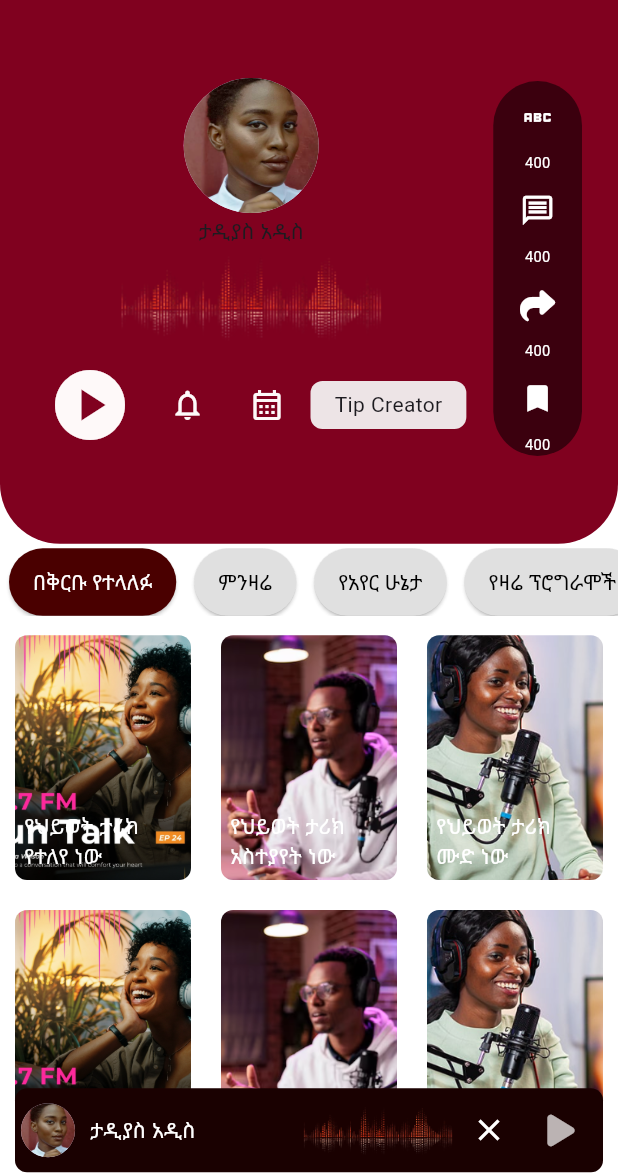
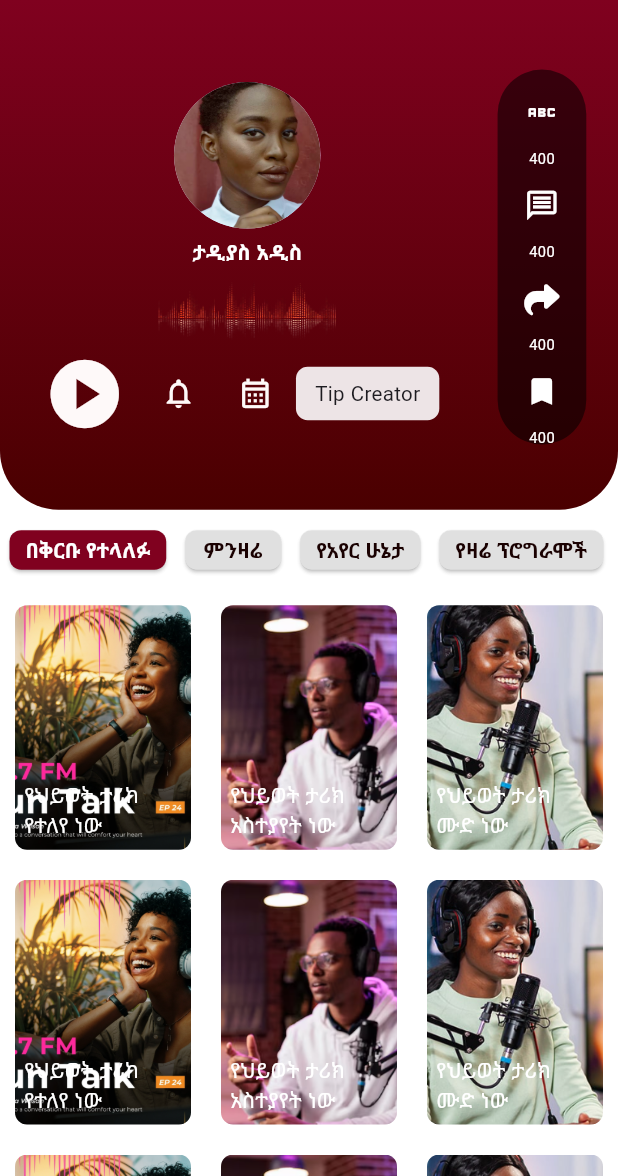
Before and after one commit to nathnael19/fm_radio, a Flutter app: the screen it shows after launch, on a phone screen of 412 x 824 dp, the part 60-1236 px from its top. Run offline on Flutter 3.47's test engine with Material 3 defaults, Android fonts, the phone set to English and light mode, and no system bars; our stand-ins replace flutter_screenutil, font_awesome_flutter, google_fonts, smooth_page_indicator.

Commit message:
making the live page responsive

```diff
--- a/lib/Home/components/live_page.dart
+++ b/lib/Home/components/live_page.dart
@@ -4,6 +4,7 @@ import 'package:ethio_fm_radio/Home/components/live_tabbar.dart';
 import 'package:ethio_fm_radio/Home/components/overlay_play.dart';
 import 'package:ethio_fm_radio/Home/components/side_contaier.dart';
 import 'package:flutter/material.dart';
+import 'package:flutter_screenutil/flutter_screenutil.dart';
 
 class LivePage extends StatefulWidget {
   final double mobileHeight;
@@ -21,72 +22,36 @@ class LivePage extends StatefulWidget {
 class _LivePageState extends State<LivePage> {
   @override
   Widget build(BuildContext context) {
-    return Stack(
-      alignment: Alignment.bottomCenter,
-      children: [
-        Column(
+    return Column(
       children: [
         Container(
-              width: widget.mobileWidth,
-              height: widget.mobileHeight * 0.44,
-              decoration: const BoxDecoration(
+          width: 390.w,
+          height: 348.h,
+          decoration: BoxDecoration(
             gradient: LinearGradient(
               begin: Alignment.topCenter,
-                  stops: [1, 8],
               end: Alignment.bottomCenter,
               colors: [Color(0xff80011F), Color(0xff4A0000)],
             ),
+
             borderRadius: BorderRadius.only(
-                  bottomLeft: Radius.circular(40),
-                  bottomRight: Radius.circular(40),
+              bottomLeft: Radius.circular(40.r),
+              bottomRight: Radius.circular(40.r),
             ),
           ),
-              child: Column(
-                children: [
-                  Container(
-                    margin: const EdgeInsets.symmetric(
-                      horizontal: 24,
-                      vertical: 12,
+          child: Container(
+            margin: EdgeInsets.only(
+              left: 20.w,
+              right: 20.w,
+              bottom: 9.h,
+              top: 12.h,
             ),
-                  ),
-                  Container(
-                    margin: const EdgeInsets.only(
-                      left: 24,
-                      right: 24,
-                      bottom: 9,
-                    ),
-                    height: 310,
+            height: 288.h,
+            width: 344.w,
             child: Row(
               mainAxisAlignment: MainAxisAlignment.spaceBetween,
-                      children: [
-                        Container(
-                          height: 270,
-                          margin: const EdgeInsets.only(right: 6, top: 16),
-                          child: Column(
-                            crossAxisAlignment: CrossAxisAlignment.center,
-                            children: [
-                              const CircleAvatar(
-                                radius: 45,
-                                backgroundImage: AssetImage(
-                                  "assets/images/girl.png",
+              children: [LeftContainer(), SideContainer()],
             ),
-                              ),
-                              const SizedBox(height: 2),
-                              const Text("ታዲያስ አዲስ"),
-                              const SizedBox(height: 4),
-                              Image.asset("assets/images/soundwave.png"),
-                              const SizedBox(height: 6),
-                              LivePlayButtons(),
-                            ],
-                          ),
-                        ),
-
-                        ///
-                        const SideContainer(),
-                      ],
-                    ),
-                  ),
-                ],
           ),
         ),
         // Wrap LiveTabBars with Expanded to avoid layout errors
@@ -99,12 +64,45 @@ class _LivePageState extends State<LivePage> {
           ),
         ),
       ],
-        ),
-        const OverlayPlay(
-          imageUrl: "assets/images/girl.png",
-          title: "ታዲያስ አዲስ",
-        ),
-      ],
     );
   }
 }
+
+class LeftContainer extends StatelessWidget {
+  const LeftContainer({super.key});
+
+  @override
+  Widget build(BuildContext context) {
+    return Container(
+      height: 256.h,
+      width: 272.w,
+      margin: EdgeInsets.only(right: 16.w, top: 10.h),
+      child: Column(
+        crossAxisAlignment: CrossAxisAlignment.center,
+        mainAxisAlignment: MainAxisAlignment.center,
+        children: [
+          CircleAvatar(
+            radius: 50.r,
+            backgroundImage: AssetImage("assets/images/girl.png"),
+          ),
+          SizedBox(height: 6.h),
+          Text(
+            "ታዲያስ አዲስ",
+            style: TextStyle(
+              fontWeight: FontWeight.w600,
+              color: Colors.white,
+              fontSize: 14.sp,
+            ),
+          ),
+          SizedBox(height: 8.h),
+          Image.asset(
+            "assets/images/soundwave.png",
+            width: 123.w,
+            height: 42.h,
+          ),
+          LivePlayButtons(),
+        ],
+      ),
+    );
+  }
+}
--- a/lib/Home/components/live_play_buttons.dart
+++ b/lib/Home/components/live_play_buttons.dart
@@ -1,4 +1,5 @@
 import 'package:flutter/material.dart';
+import 'package:flutter_screenutil/flutter_screenutil.dart';
 
 class LivePlayButtons extends StatelessWidget {
   const LivePlayButtons({super.key});
@@ -9,39 +10,39 @@ class LivePlayButtons extends StatelessWidget {
       children: [
         IconButton(
           onPressed: () {},
-          icon: Icon(Icons.play_circle, size: 56, color: Color(0xffFEF9F9)),
+          icon: Icon(Icons.play_circle, size: 56.r, color: Color(0xffFEF9F9)),
         ),
-        SizedBox(width: 5),
+        SizedBox(width: 3.w),
         IconButton(
           onPressed: () {},
           icon: Icon(
             Icons.notifications_none,
-            size: 24,
+            size: 24.r,
             color: Color(0xffFEF9F9),
           ),
         ),
-        SizedBox(width: 5),
+        SizedBox(width: 3.w),
         IconButton(
           onPressed: () {},
           icon: Icon(
             Icons.calendar_month_outlined,
-            size: 24,
+            size: 24.r,
             color: Color(0xffFEF9F9),
           ),
         ),
-        SizedBox(width: 5),
+        SizedBox(width: 3.w),
         Container(
           decoration: BoxDecoration(
             color: Color(0xffEDE4E6),
-            borderRadius: BorderRadius.circular(8),
+            borderRadius: BorderRadius.circular(8.r),
           ),
           child: Center(
             child: Padding(
-              padding: const EdgeInsets.symmetric(
-                horizontal: 16.0,
-                vertical: 5.5,
+              padding: EdgeInsets.symmetric(vertical: 8.h, horizontal: 12.w),
+              child: Text(
+                "Tip Creator",
+                style: TextStyle(fontSize: 14.sp, fontWeight: FontWeight.w400),
               ),
-              child: Text("Tip Creator"),
             ),
           ),
         ),
--- a/lib/Home/components/live_tabbar.dart
+++ b/lib/Home/components/live_tabbar.dart
@@ -3,6 +3,7 @@ import 'package:ethio_fm_radio/Home/components/recent_list_cards.dart';
 import 'package:ethio_fm_radio/Home/components/todays_list_cards.dart';
 import 'package:ethio_fm_radio/Home/components/whether_list_cards.dart';
 import 'package:flutter/material.dart';
+import 'package:flutter_screenutil/flutter_screenutil.dart';
 
 class LiveTabBars extends StatefulWidget {
   const LiveTabBars({
@@ -39,15 +40,15 @@ class _MytTabBarState extends State<LiveTabBars> {
         children: [
           // Button TabBar
           Container(
-            margin: const EdgeInsets.symmetric(vertical: 3),
-            height: 45,
+            margin: EdgeInsets.symmetric(vertical: 14.h),
+            height: 27.h,
             child: ListView.builder(
               scrollDirection: Axis.horizontal,
               itemCount: tabTitles.length,
               itemBuilder: (context, index) {
                 final isSelected = selectedIndex == index;
-                return Padding(
-                  padding: const EdgeInsets.symmetric(horizontal: 6),
+                return Container(
+                  margin: EdgeInsets.symmetric(horizontal: 6.w),
                   child: ElevatedButton(
                     onPressed: () {
                       setState(() {
@@ -56,15 +57,26 @@ class _MytTabBarState extends State<LiveTabBars> {
                     },
                     style: ElevatedButton.styleFrom(
                       backgroundColor: isSelected
-                          ? const Color(0xff4A0000)
+                          ? const Color(0xff80011F)
                           : Colors.grey[300],
-                      foregroundColor: isSelected ? Colors.white : Colors.black,
+                      foregroundColor: isSelected
+                          ? Colors.white
+                          : Color(0xff1A0101),
                       shape: RoundedRectangleBorder(
-                        borderRadius: BorderRadius.circular(40),
+                        borderRadius: BorderRadius.circular(8.r),
                       ),
-                      padding: const EdgeInsets.symmetric(horizontal: 16),
+                      padding: EdgeInsets.symmetric(
+                        horizontal: 10.w,
+                        vertical: 4.h,
+                      ),
                     ),
-                    child: Text(tabTitles[index]),
+                    child: Text(
+                      tabTitles[index],
+                      style: TextStyle(
+                        fontSize: 14.sp,
+                        fontWeight: FontWeight.w600,
+                      ),
+                    ),
                   ),
                 );
               },
--- a/lib/Home/components/side_contaier.dart
+++ b/lib/Home/components/side_contaier.dart
@@ -9,9 +9,10 @@ class SideContainer extends StatelessWidget {
   @override
   Widget build(BuildContext context) {
     return Container(
+      padding: EdgeInsets.symmetric(horizontal: 5.w, vertical: 5.h),
       width: 56.w,
       height: 256.h,
-      margin: EdgeInsets.symmetric(vertical: 16.h),
+      // margin: EdgeInsets.symmetric(vertical: 16.h),
       decoration: BoxDecoration(
         color: Colors.black54,
         borderRadius: BorderRadius.circular(55.r),
--- a/lib/main.dart
+++ b/lib/main.dart
@@ -1,9 +1,9 @@
+import 'package:flutter/material.dart';
+import 'package:flutter_screenutil/flutter_screenutil.dart';
 import 'package:ethio_fm_radio/Home/Live/home_page.dart';
 import 'package:ethio_fm_radio/bottom_navigation.dart';
 import 'package:ethio_fm_radio/my_page_view.dart';
 import 'package:ethio_fm_radio/theme/theme_data.dart';
-import 'package:flutter/material.dart';
-import 'package:flutter_screenutil/flutter_screenutil.dart';
 
 void main() {
   runApp(const MyApp());
@@ -20,16 +20,17 @@ class _MyAppState extends State<MyApp> {
   @override
   Widget build(BuildContext context) {
     return ScreenUtilInit(
-      designSize: Size(390, 844),
+      designSize: const Size(390, 844),
       minTextAdapt: true,
       splitScreenMode: true,
       builder: (context, child) {
         return MaterialApp(
           theme: myThemeData,
           debugShowCheckedModeBanner: false,
-          home: HomePage(),
+          home: child, // ✅ Use the ScreenUtil-aware widget
         );
       },
+      child: const HomePage(),
     );
   }
 }
```
Lines whose indentation alone changed are shown as unchanged.
